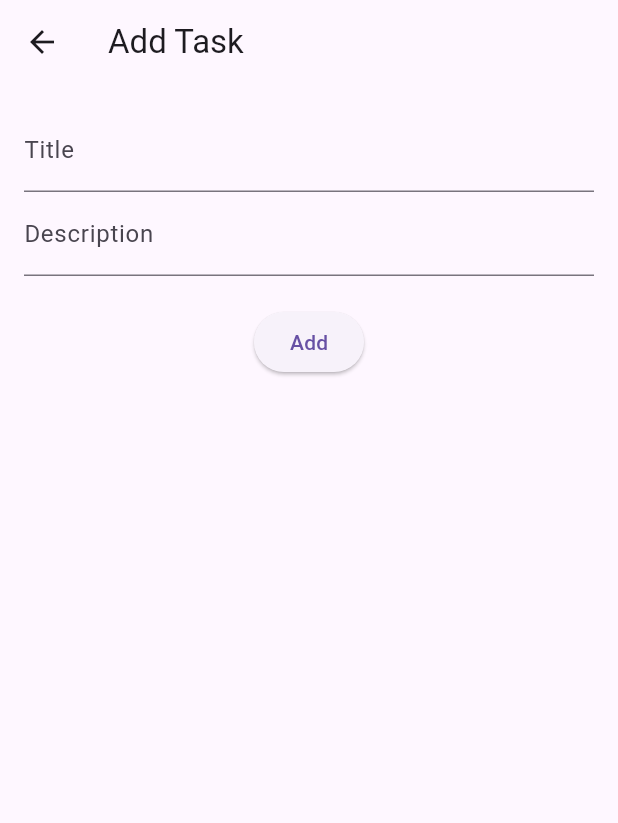
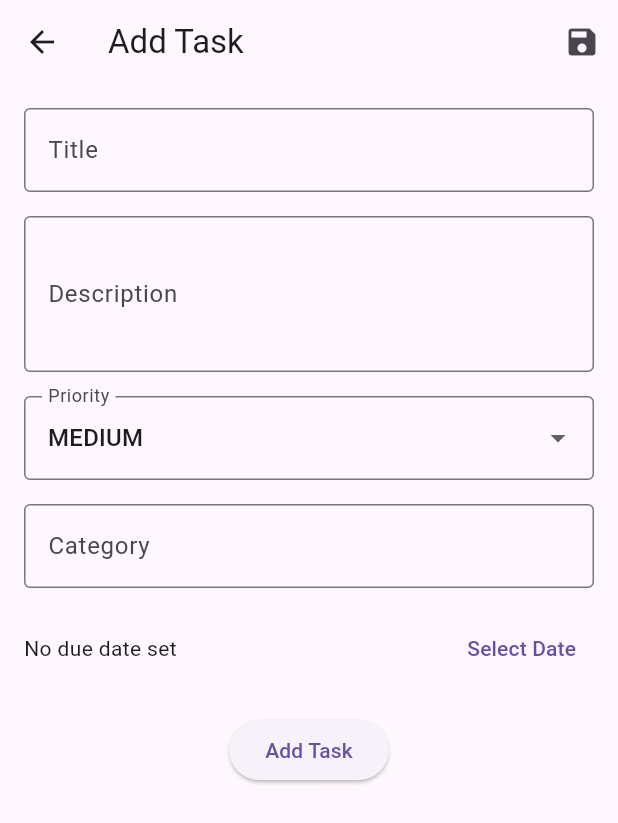
Before and after one commit to vaishakhpj/todo_app, a Flutter app: the AddEditTaskScreen screen opened directly, on a phone screen of 412 x 824 dp. Shown: the top 823 px of the screen. Run offline on Flutter 3.47's test engine with Material 3 defaults, Android fonts, the light colour scheme and no system bars; our stand-ins replace bloc, equatable, flutter_bloc, sqflite; accounts and stored records are empty.

Commit message:
- added changes

```diff
--- a/lib/bloc/task_bloc.dart
+++ b/lib/bloc/task_bloc.dart
@@ -4,68 +4,192 @@ import 'package:equatable/equatable.dart';
 import '../data/database_helper.dart';
 import '../models/task_model.dart';
 
+import 'package:bloc/bloc.dart';
+import 'package:equatable/equatable.dart';
+
 class TaskBloc extends Bloc<TaskEvent, TaskState> {
   final DatabaseHelper _databaseHelper;
+  List<Task> _allTasks = [];
+  TaskFilter _currentFilter = TaskFilter.all;
+  TaskSort _currentSort = TaskSort.byDate;
+  String _currentQuery = '';
+
 
   TaskBloc(this._databaseHelper) : super(TasksInitial()) {
     on<LoadTasks>(_onLoadTasks);
     on<AddTask>(_onAddTask);
-    // ... register other event handlers
+    on<UpdateTask>(_onUpdateTask);
+    on<DeleteTask>(_onDeleteTask);
+    on<ToggleTaskStatus>(_onToggleTaskStatus);
+    on<FilterTasks>(_onFilterTasks);
+    on<SearchTasks>(_onSearchTasks);
+    on<SortTasks>(_onSortTasks);
   }
 
   void _onLoadTasks(LoadTasks event, Emitter<TaskState> emit) async {
     emit(TasksLoading());
     try {
-      final tasks = await _databaseHelper.readAllTasks();
-      if (tasks.isEmpty) {
-        emit(TasksEmpty());
-      } else {
-        emit(TasksLoaded(tasks));
-      }
+      _allTasks = await _databaseHelper.readAllTasks();
+      _applyFiltersAndSort(emit);
     } catch (e) {
-      emit(TasksError(e.toString()));
+      emit(TasksError("Failed to load tasks: ${e.toString()}"));
     }
   }
 
   void _onAddTask(AddTask event, Emitter<TaskState> emit) async {
     try {
       await _databaseHelper.createTask(event.task);
-      add(LoadTasks()); // Reload tasks after adding
+      add(LoadTasks());
     } catch (e) {
-      emit(TasksError(e.toString()));
+      emit(TasksError("Failed to add task: ${e.toString()}"));
     }
   }
 
-  void _onDeleteTask(AddTask event, Emitter<TaskState> emit) async {
+  void _onUpdateTask(UpdateTask event, Emitter<TaskState> emit) async {
     try {
-      await _databaseHelper.deleteTask(event.task.id!);
-      add(LoadTasks()); // Reload tasks after adding
+      await _databaseHelper.updateTask(event.task);
+      add(LoadTasks());
     } catch (e) {
-      emit(TasksError(e.toString()));
+      emit(TasksError("Failed to update task: ${e.toString()}"));
     }
   }
 
-// Implement other event handlers for UpdateTask, DeleteTask, etc.
+  void _onDeleteTask(DeleteTask event, Emitter<TaskState> emit) async {
+    try {
+      await _databaseHelper.deleteTask(event.id);
+      add(LoadTasks());
+    } catch (e) {
+      emit(TasksError("Failed to delete task: ${e.toString()}"));
+    }
+  }
+
+  void _onToggleTaskStatus(ToggleTaskStatus event, Emitter<TaskState> emit) async {
+    try {
+      final updatedTask = event.task.copyWith(isCompleted: !event.task.isCompleted);
+      await _databaseHelper.updateTask(updatedTask);
+      add(LoadTasks());
+    } catch (e) {
+      emit(TasksError("Failed to update task status: ${e.toString()}"));
+    }
+  }
+
+  void _onFilterTasks(FilterTasks event, Emitter<TaskState> emit) {
+    _currentFilter = event.filter;
+    _applyFiltersAndSort(emit);
+  }
+
+  void _onSearchTasks(SearchTasks event, Emitter<TaskState> emit) {
+    _currentQuery = event.query;
+    _applyFiltersAndSort(emit);
+  }
+
+  void _onSortTasks(SortTasks event, Emitter<TaskState> emit) {
+    _currentSort = event.sort;
+    _applyFiltersAndSort(emit);
+  }
+
+  void _applyFiltersAndSort(Emitter<TaskState> emit) {
+    List<Task> filteredTasks = List.from(_allTasks);
+
+    // Filtering
+    if (_currentFilter == TaskFilter.pending) {
+      filteredTasks = filteredTasks.where((task) => !task.isCompleted).toList();
+    } else if (_currentFilter == TaskFilter.completed) {
+      filteredTasks = filteredTasks.where((task) => task.isCompleted).toList();
+    }
+
+    // Searching
+    if (_currentQuery.isNotEmpty) {
+      filteredTasks = filteredTasks
+          .where((task) =>
+      task.title.toLowerCase().contains(_currentQuery.toLowerCase()) ||
+          task.description.toLowerCase().contains(_currentQuery.toLowerCase()))
+          .toList();
+    }
+
+    // Sorting
+    if (_currentSort == TaskSort.byPriority) {
+      filteredTasks.sort((a, b) => b.priority.index.compareTo(a.priority.index));
+    } else {
+      filteredTasks.sort((a, b) => b.creationDate.compareTo(a.creationDate));
+    }
+
+    if (filteredTasks.isEmpty) {
+      emit(TasksEmpty());
+    } else {
+      emit(TasksLoaded(filteredTasks));
+    }
+  }
 }
 
 abstract class TaskEvent extends Equatable {
   const TaskEvent();
 
   @override
-  List<Object> get props => [];
+  List<Object?> get props => [];
 }
 
 class LoadTasks extends TaskEvent {}
+
 class AddTask extends TaskEvent {
   final Task task;
   const AddTask(this.task);
+
+  @override
+  List<Object> get props => [task];
+}
+
+class UpdateTask extends TaskEvent {
+  final Task task;
+  const UpdateTask(this.task);
+
+  @override
+  List<Object> get props => [task];
 }
 
 class DeleteTask extends TaskEvent {
+  final int id;
+  const DeleteTask(this.id);
+
+  @override
+  List<Object> get props => [id];
+}
+
+class ToggleTaskStatus extends TaskEvent {
   final Task task;
-  const DeleteTask(this.task);
+  const ToggleTaskStatus(this.task);
+
+  @override
+  List<Object> get props => [task];
 }
-// ... other events like UpdateTask, DeleteTask, FilterTasks, etc.
+
+class FilterTasks extends TaskEvent {
+  final TaskFilter filter;
+  const FilterTasks(this.filter);
+
+  @override
+  List<Object> get props => [filter];
+}
+
+class SearchTasks extends TaskEvent {
+  final String query;
+  const SearchTasks(this.query);
+
+  @override
+  List<Object> get props => [query];
+}
+
+class SortTasks extends TaskEvent {
+  final TaskSort sort;
+  const SortTasks(this.sort);
+
+  @override
+  List<Object> get props => [sort];
+}
+
+// Enums for filtering and sorting
+enum TaskFilter { all, pending, completed }
+enum TaskSort { byDate, byPriority }
 
 abstract class TaskState extends Equatable {
   const TaskState();
--- a/lib/screens/add_edit_task_screen.dart
+++ b/lib/screens/add_edit_task_screen.dart
@@ -1,5 +1,6 @@
 import 'package:flutter/material.dart';
 import 'package:flutter_bloc/flutter_bloc.dart';
+import 'package:intl/intl.dart';
 
 import '../bloc/task_bloc.dart';
 import '../models/task_model.dart';
@@ -17,14 +18,55 @@ class _AddEditTaskScreenState extends State<AddEditTaskScreen> {
   final _formKey = GlobalKey<FormState>();
   late String _title;
   late String _description;
-  // ... other form fields
+  late Priority _priority;
+  late DateTime? _dueDate;
+  late String? _category;
 
   @override
   void initState() {
     super.initState();
     _title = widget.task?.title ?? '';
     _description = widget.task?.description ?? '';
-    // ... initialize other fields
+    _priority = widget.task?.priority ?? Priority.medium;
+    _dueDate = widget.task?.dueDate;
+    _category = widget.task?.category;
+  }
+
+  Future<void> _selectDueDate() async {
+    final DateTime? picked = await showDatePicker(
+      context: context,
+      initialDate: _dueDate ?? DateTime.now(),
+      firstDate: DateTime.now(),
+      lastDate: DateTime(2101),
+    );
+    if (picked != null && picked != _dueDate) {
+      setState(() {
+        _dueDate = picked;
+      });
+    }
+  }
+
+  void _submit() {
+    if (_formKey.currentState!.validate()) {
+      _formKey.currentState!.save();
+      final taskToSave = Task(
+        id: widget.task?.id,
+        title: _title,
+        description: _description,
+        isCompleted: widget.task?.isCompleted ?? false,
+        priority: _priority,
+        dueDate: _dueDate,
+        category: _category,
+        creationDate: widget.task?.creationDate ?? DateTime.now(),
+      );
+
+      if (widget.task == null) {
+        context.read<TaskBloc>().add(AddTask(taskToSave));
+      } else {
+        context.read<TaskBloc>().add(UpdateTask(taskToSave));
+      }
+      Navigator.of(context).pop();
+    }
   }
 
   @override
@@ -32,43 +74,79 @@ class _AddEditTaskScreenState extends State<AddEditTaskScreen> {
     return Scaffold(
       appBar: AppBar(
         title: Text(widget.task == null ? 'Add Task' : 'Edit Task'),
+        actions: [
+          IconButton(
+            icon: const Icon(Icons.save),
+            onPressed: _submit,
+          )
+        ],
       ),
-      body: Padding(
+      body: SingleChildScrollView(
+        child: Padding(
           padding: const EdgeInsets.all(16.0),
           child: Form(
             key: _formKey,
             child: Column(
+              crossAxisAlignment: CrossAxisAlignment.start,
               children: [
                 TextFormField(
                   initialValue: _title,
-                decoration: const InputDecoration(labelText: 'Title'),
-                validator: (value) => value!.isEmpty ? 'Please enter a title' : null,
+                  decoration: const InputDecoration(labelText: 'Title', border: OutlineInputBorder()),
+                  validator: (value) => value!.trim().isEmpty ? 'Please enter a title' : null,
                   onSaved: (value) => _title = value!,
                 ),
+                const SizedBox(height: 16),
                 TextFormField(
                   initialValue: _description,
-                decoration: const InputDecoration(labelText: 'Description'),
+                  decoration: const InputDecoration(labelText: 'Description', border: OutlineInputBorder()),
+                  maxLines: 3,
                   onSaved: (value) => _description = value ?? '',
                 ),
-              // ... other form fields for priority, due date, category
-              const SizedBox(height: 20),
-              ElevatedButton(
-                onPressed: () {
-                  if (_formKey.currentState!.validate()) {
-                    _formKey.currentState!.save();
-                    final newTask = Task(
-                      title: _title,
-                      description: _description,
-                      creationDate: DateTime.now(),
-                      // ... set other properties
+                const SizedBox(height: 16),
+                DropdownButtonFormField<Priority>(
+                  value: _priority,
+                  decoration: const InputDecoration(labelText: 'Priority', border: OutlineInputBorder()),
+                  items: Priority.values.map((priority) {
+                    return DropdownMenuItem(
+                      value: priority,
+                      child: Text(priority.toString().split('.').last.toUpperCase()),
                     );
-                    context.read<TaskBloc>().add(AddTask(newTask));
-                    Navigator.of(context).pop();
-                  }
+                  }).toList(),
+                  onChanged: (value) {
+                    setState(() {
+                      _priority = value!;
+                    });
                   },
-                child: Text(widget.task == null ? 'Add' : 'Update'),
+                ),
+                const SizedBox(height: 16),
+                TextFormField(
+                  initialValue: _category,
+                  decoration: const InputDecoration(labelText: 'Category', border: OutlineInputBorder()),
+                  onSaved: (value) => _category = value,
+                ),
+                const SizedBox(height: 16),
+                Row(
+                  children: [
+                    Expanded(
+                      child: Text(
+                        _dueDate == null ? 'No due date set' : 'Due: ${DateFormat.yMMMd().format(_dueDate!)}',
+                      ),
+                    ),
+                    TextButton(
+                      onPressed: _selectDueDate,
+                      child: const Text('Select Date'),
                     ),
                   ],
+                ),
+                const SizedBox(height: 20),
+                Center(
+                  child: ElevatedButton(
+                    onPressed: _submit,
+                    child: Text(widget.task == null ? 'Add Task' : 'Update Task'),
+                  ),
+                ),
+              ],
+            ),
           ),
         ),
       ),
--- a/lib/widgets/task_list.dart
+++ b/lib/widgets/task_list.dart
@@ -40,7 +40,7 @@ class TaskList extends StatelessWidget {
                     TextButton(
                       onPressed: () {
                         //context.read<TaskBloc>().add(DeleteTask(task.id!));
-                        context.read<TaskBloc>().add(DeleteTask(task));
+                        context.read<TaskBloc>().add(DeleteTask(task.id!));
                         Navigator.of(context).pop();
                       },
                       child: const Text('Delete'),
```
Also changed, not shown: lib/screens/home_screen.dart (+73 -13 lines), lib/widgets/task_list_item.dart (+36 -15 lines). Lines whose indentation alone changed are shown as unchanged.
